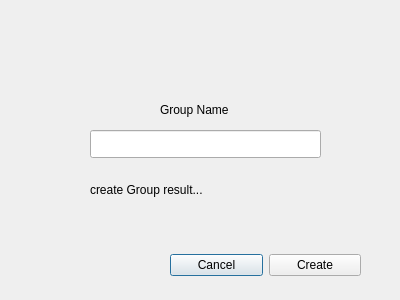
First picture: the form in creategrouppage.ui, repository borhanem/Messenger_Void_13, before the edit.
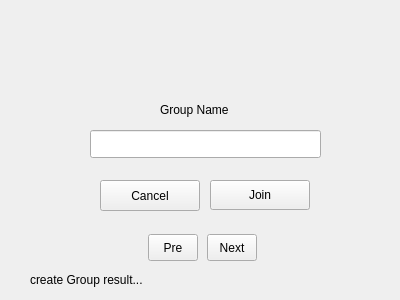
Second picture: the form after the edit.

Commit message: minor chanage in api.cpp + joinGroup option added + minor bug in user.cpp fixed

What changed in the file:
```diff
--- a/creategrouppage.ui
+++ b/creategrouppage.ui
@@ -45,9 +45,9 @@
   <widget class="QLabel" name="result_lbl">
    <property name="geometry">
     <rect>
-     <x>90</x>
-     <y>180</y>
-     <width>231</width>
+     <x>30</x>
+     <y>270</y>
+     <width>351</width>
      <height>20</height>
     </rect>
    </property>
@@ -55,31 +55,117 @@
     <string>create Group result...</string>
    </property>
   </widget>
-  <widget class="QWidget" name="layoutWidget">
+  <widget class="QStackedWidget" name="stackedWidget">
    <property name="geometry">
     <rect>
-     <x>170</x>
-     <y>250</y>
-     <width>191</width>
+     <x>210</x>
+     <y>170</y>
+     <width>100</width>
+     <height>61</height>
+    </rect>
+   </property>
+   <property name="currentIndex">
+    <number>1</number>
+   </property>
+   <widget class="QWidget" name="page">
+    <widget class="QPushButton" name="creategroup_pbn">
+     <property name="geometry">
+      <rect>
+       <x>0</x>
+       <y>10</y>
+       <width>100</width>
+       <height>30</height>
+      </rect>
+     </property>
+     <property name="minimumSize">
+      <size>
+       <width>100</width>
+       <height>30</height>
+      </size>
+     </property>
+     <property name="text">
+      <string>Create</string>
+     </property>
+    </widget>
+   </widget>
+   <widget class="QWidget" name="page_2">
+    <widget class="QPushButton" name="joingroup_pbn">
+     <property name="geometry">
+      <rect>
+       <x>0</x>
+       <y>10</y>
+       <width>100</width>
+       <height>30</height>
+      </rect>
+     </property>
+     <property name="minimumSize">
+      <size>
+       <width>100</width>
+       <height>30</height>
+      </size>
+     </property>
+     <property name="text">
+      <string>Join</string>
+     </property>
+    </widget>
+   </widget>
+  </widget>
+  <widget class="QToolButton" name="tojoin_tbn">
+   <property name="geometry">
+    <rect>
+     <x>207</x>
+     <y>234</y>
+     <width>50</width>
+     <height>27</height>
+    </rect>
+   </property>
+   <property name="minimumSize">
+    <size>
+     <width>50</width>
+     <height>0</height>
+    </size>
+   </property>
+   <property name="text">
+    <string>Next</string>
+   </property>
+  </widget>
+  <widget class="QToolButton" name="tocreate_tbn">
+   <property name="geometry">
+    <rect>
+     <x>148</x>
+     <y>234</y>
+     <width>50</width>
+     <height>27</height>
+    </rect>
+   </property>
+   <property name="minimumSize">
+    <size>
+     <width>50</width>
+     <height>0</height>
+    </size>
+   </property>
+   <property name="text">
+    <string>Pre</string>
+   </property>
+  </widget>
+  <widget class="QPushButton" name="cancel_pbn">
+   <property name="geometry">
+    <rect>
+     <x>100</x>
+     <y>180</y>
+     <width>100</width>
      <height>31</height>
     </rect>
    </property>
-   <layout class="QHBoxLayout" name="horizontalLayout">
-    <item>
-     <widget class="QPushButton" name="cancel_pbn">
-      <property name="text">
-       <string>Cancel</string>
-      </property>
-     </widget>
-    </item>
-    <item>
-     <widget class="QPushButton" name="creategroup_pbn">
-      <property name="text">
-       <string>Create</string>
-      </property>
-     </widget>
-    </item>
-   </layout>
+   <property name="minimumSize">
+    <size>
+     <width>100</width>
+     <height>30</height>
+    </size>
+   </property>
+   <property name="text">
+    <string>Cancel</string>
+   </property>
   </widget>
  </widget>
  <resources/>
```
The commit also changes 5 other files.
